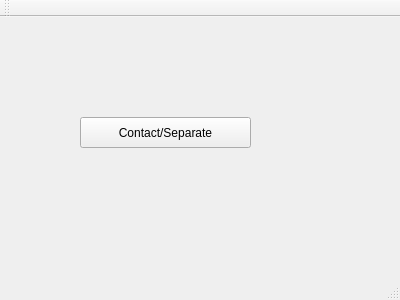
Before: the Qt Designer form mainwindow.ui in kkrizka/chister, drawn with Qt 5.
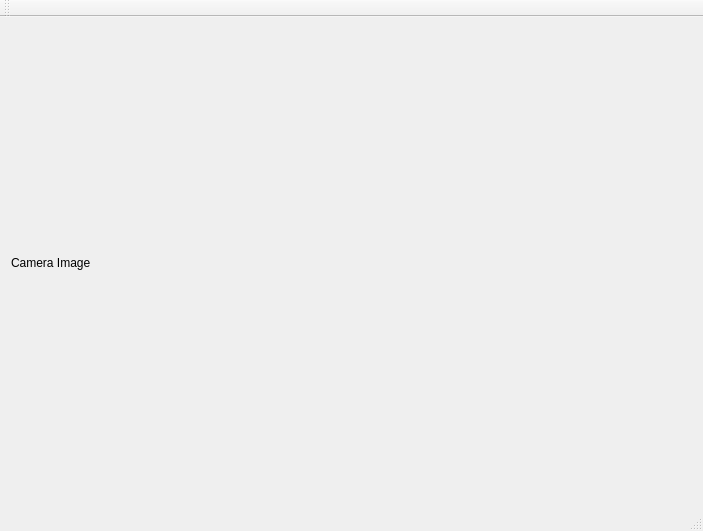
After: the same form once the commit is applied.

Commit message: Add camera output from NI.

```diff
--- a/mainwindow.ui
+++ b/mainwindow.ui
@@ -6,27 +6,23 @@
    <rect>
     <x>0</x>
     <y>0</y>
-    <width>400</width>
-    <height>300</height>
+    <width>703</width>
+    <height>531</height>
    </rect>
   </property>
   <property name="windowTitle">
    <string>MainWindow</string>
   </property>
   <widget class="QWidget" name="centralWidget">
-   <widget class="QPushButton" name="pushButton">
-    <property name="geometry">
-     <rect>
-      <x>80</x>
-      <y>100</y>
-      <width>171</width>
-      <height>31</height>
-     </rect>
-    </property>
+   <layout class="QVBoxLayout" name="verticalLayout">
+    <item>
+     <widget class="QLabel" name="cameraImage">
     <property name="text">
-     <string>Contact/Separate</string>
-    </property>
-   </widget>
+       <string>Camera Image</string>
+      </property>
+     </widget>
+    </item>
+   </layout>
   </widget>
   <widget class="QMenuBar" name="menuBar">
    <property name="geometry">
```
Left out of the diff: 2 changed lines with no effect on the pictures. Lines whose indentation alone changed are shown as unchanged. The commit also changes 6 other files.
